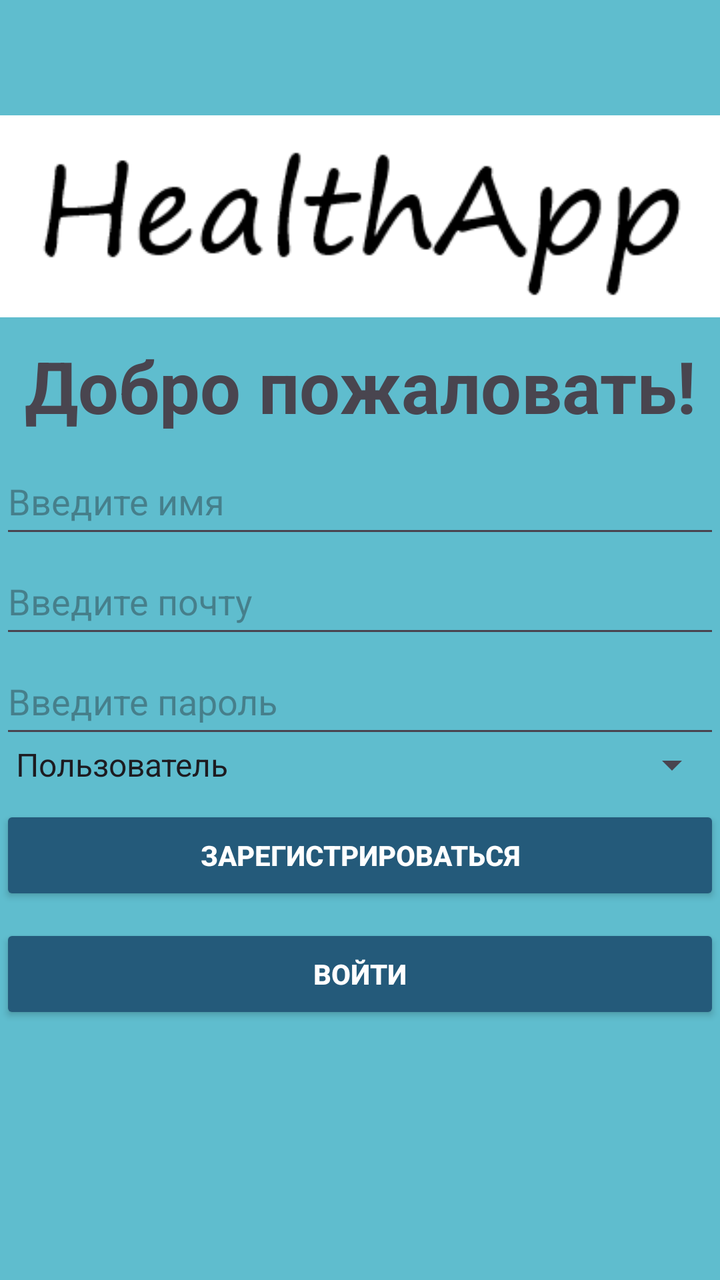
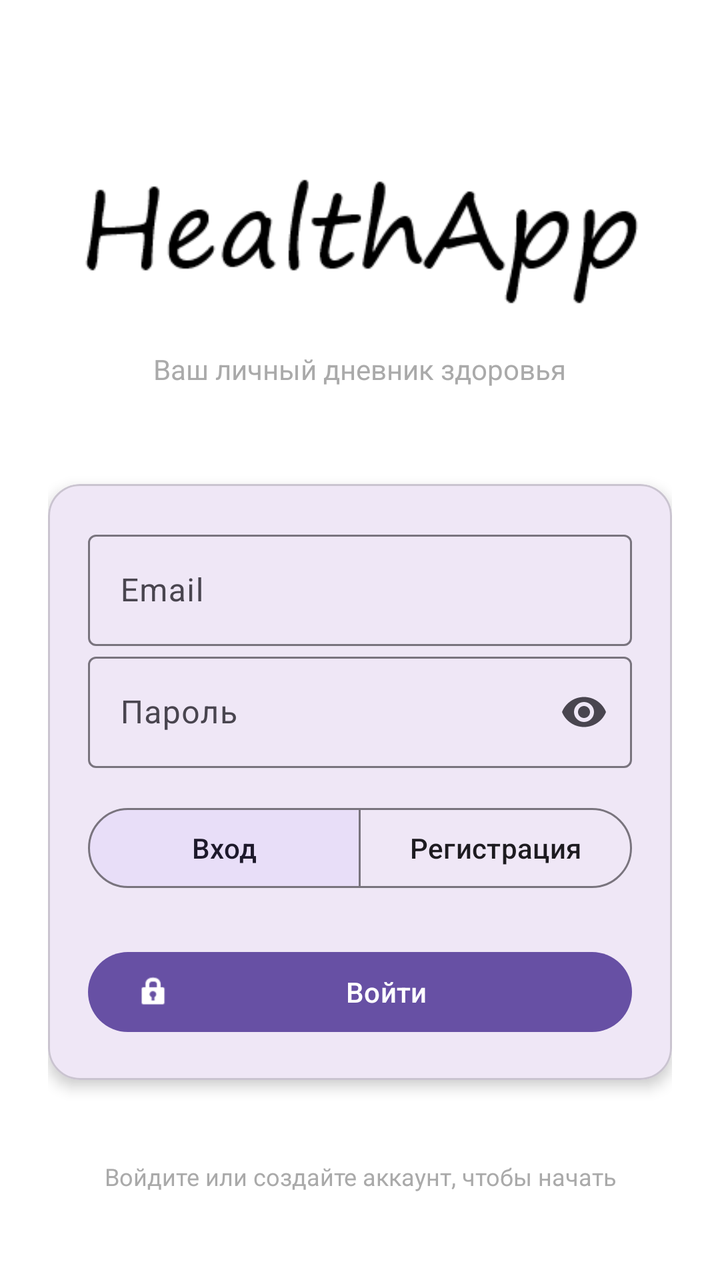

Compare the two renders of this Android layout. The source of the first and the diff that turns it into the second are given below.
<!-- AndroidManifest.xml: application theme Theme.HealthAppFront -->
<!-- res/layout/activity_main.xml -->
<?xml version="1.0" encoding="utf-8"?>
<ScrollView xmlns:android="http://schemas.android.com/apk/res/android"
    xmlns:app="http://schemas.android.com/apk/res-auto"
    xmlns:tools="http://schemas.android.com/tools"
    android:id="@+id/scroll"
    android:layout_width="match_parent"
    android:layout_height="match_parent"
    android:fillViewport="true"
    android:importantForAccessibility="no"
    tools:ignore="ScrollViewCount">


    <androidx.constraintlayout.widget.ConstraintLayout
        android:id="@+id/main"
        android:layout_width="match_parent"
        android:layout_height="wrap_content"
        android:background="@color/lightBlue"
        tools:context=".MainActivity">


        <androidx.constraintlayout.widget.Guideline
            android:id="@+id/guidelineTop"
            android:layout_width="wrap_content"
            android:layout_height="wrap_content"
            android:orientation="horizontal"
            app:layout_constraintGuide_percent="0.05" />

        <ImageView
            android:id="@+id/imageViewLogo"
            android:layout_width="wrap_content"
            android:layout_height="wrap_content"
            android:contentDescription="@string/logo_description"
            app:layout_constraintBottom_toTopOf="@id/guidelineMid"
            app:layout_constraintEnd_toEndOf="parent"
            app:layout_constraintHorizontal_bias="0.466"
            app:layout_constraintStart_toStartOf="parent"
            app:layout_constraintTop_toTopOf="@id/guidelineTop"
            app:layout_constraintVertical_bias="0.267"
            app:srcCompat="@drawable/logo" />

        <TextView
            android:id="@+id/textViewWelcome"
            android:layout_width="match_parent"
            android:layout_height="wrap_content"
            android:gravity="center"
            android:text="@string/welcome"
            android:textSize="36sp"
            android:textStyle="bold"
            app:layout_constraintBottom_toTopOf="@+id/guidelineMid"
            app:layout_constraintEnd_toEndOf="parent"
            app:layout_constraintStart_toStartOf="parent"
            app:layout_constraintTop_toBottomOf="@id/imageViewLogo"
            tools:layout_editor_absoluteY="222dp" />

        <androidx.constraintlayout.widget.Guideline
            android:id="@+id/guidelineMid"
            android:layout_width="wrap_content"
            android:layout_height="wrap_content"
            android:orientation="horizontal"
            app:layout_constraintGuide_percent="0.35" />

        <EditText
            android:id="@+id/editTextFirstName"
            android:layout_width="match_parent"
            android:layout_height="50dp"
            android:autofillHints="username"
            android:hint="@string/hint_firstName"
            android:inputType="textPersonName"
            app:layout_constraintEnd_toEndOf="parent"
            app:layout_constraintHorizontal_bias="0.0"
            app:layout_constraintStart_toStartOf="parent"
            app:layout_constraintTop_toTopOf="@id/guidelineMid" />

        <EditText
            android:id="@+id/editTextEmail"
            android:layout_width="match_parent"
            android:layout_height="50dp"
            android:autofillHints="emailAddress"
            android:hint="@string/hint_email"
            android:inputType="textEmailAddress"
            app:layout_constraintEnd_toEndOf="parent"
            app:layout_constraintStart_toStartOf="parent"
            app:layout_constraintTop_toBottomOf="@+id/editTextFirstName"
            tools:layout_editor_absoluteY="328dp" />

        <EditText
            android:id="@+id/editTextPassword"
            android:layout_width="match_parent"
            android:layout_height="50dp"
            android:autofillHints="password"
            android:hint="@string/hint_password"
            android:inputType="textPassword"
            app:layout_constraintEnd_toEndOf="parent"
            app:layout_constraintStart_toStartOf="parent"
            app:layout_constraintTop_toBottomOf="@+id/editTextEmail" />


        <Spinner
            android:id="@+id/spinnerSystemRole"
            android:layout_width="match_parent"
            android:layout_height="50dp"
            android:layout_marginTop="3dp"
            android:layout_marginBottom="15dp"
            android:entries="@array/account_role"
            app:layout_constraintBottom_toTopOf="@+id/buttonRegistration"
            app:layout_constraintEnd_toEndOf="parent"
            app:layout_constraintStart_toStartOf="parent"
            app:layout_constraintTop_toBottomOf="@+id/editTextPassword" />

        <Button
            android:id="@+id/buttonRegistration"
            style="@android:style/Widget.Material.Light.Button"
            android:layout_width="match_parent"
            android:layout_height="50dp"
            android:text="@string/button_registration"
            android:textStyle="bold"
            app:backgroundTint="@color/darkBlue"
            app:layout_constraintBottom_toTopOf="@+id/buttonLogin"
            app:layout_constraintEnd_toEndOf="parent"
            app:layout_constraintHorizontal_bias="0.0"
            app:layout_constraintStart_toStartOf="parent"
            app:layout_constraintTop_toBottomOf="@+id/editTextPassword"
            app:layout_constraintVertical_bias="0.752" />

        <Button
            android:id="@+id/buttonLogin"
            style="@android:style/Widget.Material.Light.Button"
            android:layout_width="match_parent"
            android:layout_height="50dp"
            android:text="@string/button_login"
            android:textStyle="bold"
            app:backgroundTint="@color/darkBlue"
            app:layout_constraintBottom_toTopOf="@+id/guidelineBottom"
            app:layout_constraintEnd_toEndOf="parent"
            app:layout_constraintStart_toStartOf="parent" />

        <androidx.constraintlayout.widget.Guideline
            android:id="@+id/guidelineBottom"
            android:layout_width="wrap_content"
            android:layout_height="wrap_content"
            android:orientation="horizontal"
            app:layout_constraintGuide_percent="0.8" />


    </androidx.constraintlayout.widget.ConstraintLayout>

</ScrollView>
<!-- resources referenced by this layout -->
<resources>
  <string-array name="account_role">
          <item>Пользователь</item>
          <item>Доктор</item>
      </string-array>
  <color name="darkBlue">#245A7A</color>
  <color name="lightBlue">#5FBDCE</color>
  <!-- drawable logo: png bitmap (drawable, 5630 bytes) -->
  <string name="button_login">Войти</string>
  <string name="button_registration">Зарегистрироваться</string>
  <string name="hint_email">Введите почту</string>
  <string name="hint_firstName">Введите имя</string>
  <string name="hint_password">Введите пароль</string>
  <string name="logo_description">Логотип приложения</string>
  <string name="welcome">Добро пожаловать!</string>
  <style name="Theme.HealthAppFront" parent="Base.Theme.HealthAppFront" />
  <style name="Base.Theme.HealthAppFront" parent="Theme.Material3.DayNight.NoActionBar">
          
          
      </style>
</resources>

<!-- the commit's change to res/layout/activity_main.xml (unified diff, before → after) -->
@@ -1,147 +1,179 @@
 <?xml version="1.0" encoding="utf-8"?>
 <ScrollView xmlns:android="http://schemas.android.com/apk/res/android"
     xmlns:app="http://schemas.android.com/apk/res-auto"
-    xmlns:tools="http://schemas.android.com/tools"
-    android:id="@+id/scroll"
     android:layout_width="match_parent"
     android:layout_height="match_parent"
     android:fillViewport="true"
-    android:importantForAccessibility="no"
-    tools:ignore="ScrollViewCount">
+    android:background="@android:color/white">
+
+    <LinearLayout
+        android:layout_width="match_parent"
+        android:layout_height="wrap_content"
+        android:orientation="vertical"
+        android:padding="24dp">
+
+        <LinearLayout
+            android:layout_width="match_parent"
+            android:layout_height="wrap_content"
+            android:orientation="vertical"
+            android:gravity="center"
+            android:layout_marginTop="40dp"
+            android:layout_marginBottom="48dp">
+
+            <ImageView
+                android:id="@+id/iv_logo"
+                android:layout_width="wrap_content"
+                android:layout_height="wrap_content"
+                android:src="@drawable/logo"
+                android:contentDescription="@string/descr_logo" />
+
+            <TextView
+                android:layout_width="wrap_content"
+                android:layout_height="wrap_content"
+                android:text="@string/under_logo_text"
+                android:textSize="14sp"
+                android:textColor="@android:color/darker_gray"
+                android:layout_marginTop="4dp" />
+
+        </LinearLayout>
+
+        <com.google.android.material.card.MaterialCardView
+            android:layout_width="match_parent"
+            android:layout_height="wrap_content"
+            app:cardCornerRadius="16dp"
+            app:cardElevation="4dp"
+            android:layout_marginBottom="24dp">
+
+            <LinearLayout
+                android:layout_width="match_parent"
+                android:layout_height="wrap_content"
+                android:orientation="vertical"
+                android:padding="20dp">
+
+                
+                <com.google.android.material.textfield.TextInputLayout
+                    android:id="@+id/til_first_name"
+                    android:layout_width="match_parent"
+                    android:layout_height="wrap_content"
+                    android:hint="@string/name"
+                    style="@style/Widget.Material3.TextInputLayout.OutlinedBox"
+                    android:visibility="gone">
+
+                    <com.google.android.material.textfield.TextInputEditText
+                        android:id="@+id/et_first_name"
+                        android:layout_width="match_parent"
+                        android:layout_height="wrap_content"
+                        android:inputType="textPersonName" />
+
+                </com.google.android.material.textfield.TextInputLayout>
+
+                
+                <com.google.android.material.textfield.TextInputLayout
+                    android:id="@+id/til_email"
+                    android:layout_width="match_parent"
+                    android:layout_height="wrap_content"
+                    android:hint="@string/email_hint"
+                    style="@style/Widget.Material3.TextInputLayout.OutlinedBox">
+
+                    <com.google.android.material.textfield.TextInputEditText
+                        android:id="@+id/et_email"
+                        android:layout_width="match_parent"
+                        android:layout_height="wrap_content"
+                        android:inputType="textEmailAddress" />
+
+                </com.google.android.material.textfield.TextInputLayout>
+                
+                <com.google.android.material.textfield.TextInputLayout
+                    android:id="@+id/til_password"
+                    android:layout_width="match_parent"
+                    android:layout_height="wrap_content"
+                    android:hint="@string/pass_hint"
+                    app:endIconMode="password_toggle"
+                    style="@style/Widget.Material3.TextInputLayout.OutlinedBox">
+
+                    <com.google.android.material.textfield.TextInputEditText
+                        android:id="@+id/et_password"
+                        android:layout_width="match_parent"
+                        android:layout_height="wrap_content"
+                        android:inputType="textPassword" />
+
+                </com.google.android.material.textfield.TextInputLayout>
+
+                <com.google.android.material.textfield.TextInputLayout
+                    android:id="@+id/til_role"
+                    android:layout_width="match_parent"
+                    android:layout_height="wrap_content"
+                    android:hint="@string/role"
+                    android:inputType="none"
+                    style="@style/Widget.Material3.TextInputLayout.OutlinedBox.ExposedDropdownMenu"
+                    android:visibility="gone">
+
+                    <com.google.android.material.textfield.MaterialAutoCompleteTextView
+                        android:id="@+id/spinner_role"
+                        android:layout_width="match_parent"
+                        android:layout_height="wrap_content"
+                        android:inputType="none"
+                        app:simpleItems="@array/account_role"/>
+
+                </com.google.android.material.textfield.TextInputLayout>
+
+                <com.google.android.material.button.MaterialButtonToggleGroup
+                    android:id="@+id/toggle_mode"
+                    android:layout_width="match_parent"
+                    android:layout_height="wrap_content"
+                    android:layout_marginTop="16dp"
+                    android:layout_marginBottom="16dp"
+                    app:singleSelection="true"
+                    app:checkedButton="@id/btn_toggle_login">
+
+                    <com.google.android.material.button.MaterialButton
+                        android:id="@+id/btn_toggle_login"
+                        android:layout_width="0dp"
+                        android:layout_height="wrap_content"
+                        android:layout_weight="1"
+                        android:text="@string/login"
+                        style="@style/Widget.Material3.Button.OutlinedButton" />
+
+                    <com.google.android.material.button.MaterialButton
+                        android:id="@+id/btn_toggle_register"
+                        android:layout_width="0dp"
+                        android:layout_height="wrap_content"
+                        android:layout_weight="1"
+                        android:text="@string/registration"
+                        style="@style/Widget.Material3.Button.OutlinedButton" />
+
+                </com.google.android.material.button.MaterialButtonToggleGroup>
+
+                <com.google.android.material.button.MaterialButton
+                    android:id="@+id/btn_action"
+                    android:layout_width="match_parent"
+                    android:layout_height="wrap_content"
+                    android:text="@string/enter"
+                    android:layout_marginTop="8dp"
+                    app:icon="@android:drawable/ic_lock_idle_lock" />
 
 
-    <androidx.constraintlayout.widget.ConstraintLayout
-        android:id="@+id/main"
-        android:layout_width="match_parent"
-        android:layout_height="wrap_content"
-        android:background="@color/lightBlue"
-        tools:context=".MainActivity">
+                <ProgressBar
+                    android:id="@+id/progress_bar"
+                    android:layout_width="wrap_content"
+                    android:layout_height="wrap_content"
+                    android:layout_gravity="center"
+                    android:layout_marginTop="16dp"
+                    android:visibility="gone" />
 
+            </LinearLayout>
 
-        <androidx.constraintlayout.widget.Guideline
-            android:id="@+id/guidelineTop"
-            android:layout_width="wrap_content"
-            android:layout_height="wrap_content"
-            android:orientation="horizontal"
-            app:layout_constraintGuide_percent="0.05" />
-
-        <ImageView
-            android:id="@+id/imageViewLogo"
-            android:layout_width="wrap_content"
-            android:layout_height="wrap_content"
-            android:contentDescription="@string/logo_description"
-            app:layout_constraintBottom_toTopOf="@id/guidelineMid"
-            app:layout_constraintEnd_toEndOf="parent"
-            app:layout_constraintHorizontal_bias="0.466"
-            app:layout_constraintStart_toStartOf="parent"
-            app:layout_constraintTop_toTopOf="@id/guidelineTop"
-            app:layout_constraintVertical_bias="0.267"
-            app:srcCompat="@drawable/logo" />
+        </com.google.android.material.card.MaterialCardView>
 
         <TextView
-            android:id="@+id/textViewWelcome"
             android:layout_width="match_parent"
             android:layout_height="wrap_content"
+            android:text="@string/bottom_text"
+            android:textSize="12sp"
+            android:textColor="@android:color/darker_gray"
             android:gravity="center"
-            android:text="@string/welcome"
-            android:textSize="36sp"
-            android:textStyle="bold"
-            app:layout_constraintBottom_toTopOf="@+id/guidelineMid"
-            app:layout_constraintEnd_toEndOf="parent"
-            app:layout_constraintStart_toStartOf="parent"
-            app:layout_constraintTop_toBottomOf="@id/imageViewLogo"
-            tools:layout_editor_absoluteY="222dp" />
+            android:padding="16dp" />
 
-        <androidx.constraintlayout.widget.Guideline
-            android:id="@+id/guidelineMid"
-            android:layout_width="wrap_content"
-            android:layout_height="wrap_content"
-            android:orientation="horizontal"
-            app:layout_constraintGuide_percent="0.35" />
-
-        <EditText
-            android:id="@+id/editTextFirstName"
-            android:layout_width="match_parent"
-            android:layout_height="50dp"
-            android:autofillHints="username"
-            android:hint="@string/hint_firstName"
-            android:inputType="textPersonName"
-            app:layout_constraintEnd_toEndOf="parent"
-            app:layout_constraintHorizontal_bias="0.0"
-            app:layout_constraintStart_toStartOf="parent"
-            app:layout_constraintTop_toTopOf="@id/guidelineMid" />
-
-        <EditText
-            android:id="@+id/editTextEmail"
-            android:layout_width="match_parent"
-            android:layout_height="50dp"
-            android:autofillHints="emailAddress"
-            android:hint="@string/hint_email"
-            android:inputType="textEmailAddress"
-            app:layout_constraintEnd_toEndOf="parent"
-            app:layout_constraintStart_toStartOf="parent"
-            app:layout_constraintTop_toBottomOf="@+id/editTextFirstName"
-            tools:layout_editor_absoluteY="328dp" />
-
-        <EditText
-            android:id="@+id/editTextPassword"
-            android:layout_width="match_parent"
-            android:layout_height="50dp"
-            android:autofillHints="password"
-            android:hint="@string/hint_password"
-            android:inputType="textPassword"
-            app:layout_constraintEnd_toEndOf="parent"
-            app:layout_constraintStart_toStartOf="parent"
-            app:layout_constraintTop_toBottomOf="@+id/editTextEmail" />
-
-
-        <Spinner
-            android:id="@+id/spinnerSystemRole"
-            android:layout_width="match_parent"
-            android:layout_height="50dp"
-            android:layout_marginTop="3dp"
-            android:layout_marginBottom="15dp"
-            android:entries="@array/account_role"
-            app:layout_constraintBottom_toTopOf="@+id/buttonRegistration"
-            app:layout_constraintEnd_toEndOf="parent"
-            app:layout_constraintStart_toStartOf="parent"
-            app:layout_constraintTop_toBottomOf="@+id/editTextPassword" />
-
-        <Button
-            android:id="@+id/buttonRegistration"
-            style="@android:style/Widget.Material.Light.Button"
-            android:layout_width="match_parent"
-            android:layout_height="50dp"
-            android:text="@string/button_registration"
-            android:textStyle="bold"
-            app:backgroundTint="@color/darkBlue"
-            app:layout_constraintBottom_toTopOf="@+id/buttonLogin"
-            app:layout_constraintEnd_toEndOf="parent"
-            app:layout_constraintHorizontal_bias="0.0"
-            app:layout_constraintStart_toStartOf="parent"
-            app:layout_constraintTop_toBottomOf="@+id/editTextPassword"
-            app:layout_constraintVertical_bias="0.752" />
-
-        <Button
-            android:id="@+id/buttonLogin"
-            style="@android:style/Widget.Material.Light.Button"
-            android:layout_width="match_parent"
-            android:layout_height="50dp"
-            android:text="@string/button_login"
-            android:textStyle="bold"
-            app:backgroundTint="@color/darkBlue"
-            app:layout_constraintBottom_toTopOf="@+id/guidelineBottom"
-            app:layout_constraintEnd_toEndOf="parent"
-            app:layout_constraintStart_toStartOf="parent" />
-
-        <androidx.constraintlayout.widget.Guideline
-            android:id="@+id/guidelineBottom"
-            android:layout_width="wrap_content"
-            android:layout_height="wrap_content"
-            android:orientation="horizontal"
-            app:layout_constraintGuide_percent="0.8" />
-
-
-    </androidx.constraintlayout.widget.ConstraintLayout>
+    </LinearLayout>
 
 </ScrollView>
<!-- resource entries referenced after the edit -->
@@ -4,20 +4,17 @@
           <item>Пользователь</item>
           <item>Доктор</item>
       </string-array>
-  <color name="darkBlue">#245A7A</color>
-  <color name="lightBlue">#5FBDCE</color>
   <!-- drawable logo: png bitmap (drawable, 5630 bytes) -->
-  <string name="button_login">Войти</string>
-  <string name="button_registration">Зарегистрироваться</string>
-  <string name="hint_email">Введите почту</string>
-  <string name="hint_firstName">Введите имя</string>
-  <string name="hint_password">Введите пароль</string>
-  <string name="logo_description">Логотип приложения</string>
-  <string name="welcome">Добро пожаловать!</string>
-  <style name="Theme.HealthAppFront" parent="Base.Theme.HealthAppFront" />
-  <style name="Base.Theme.HealthAppFront" parent="Theme.Material3.DayNight.NoActionBar">
-          
-          
-      </style>
+  <string name="bottom_text">Войдите или создайте аккаунт, чтобы начать</string>
+  <string name="descr_logo">Логотип</string>
+  <string name="email_hint">Email</string>
+  <string name="enter">Войти</string>
+  <string name="login">Вход</string>
+  <string name="name">Имя</string>
+  <string name="pass_hint">Пароль</string>
+  <string name="registration">Регистрация</string>
+  <string name="role">Роль</string>
+  <string name="under_logo_text">Ваш личный дневник здоровья</string>
+  <style name="Theme.HealthAppFront" parent="Theme.Material3.DayNight.NoActionBar" />
 </resources>
 
